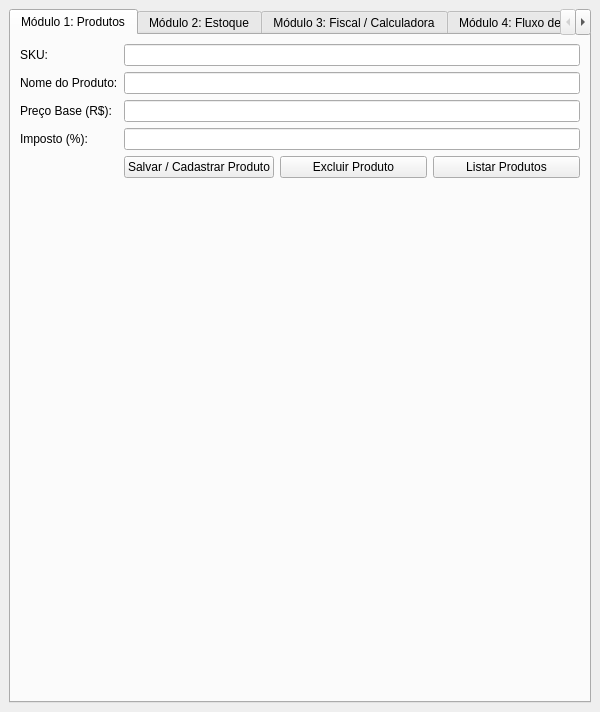
Before: the Qt Designer form PROTOTIPO/tela_principal.ui in GestaoProjetos2026/Fiscal-Finance, drawn with Qt 5.
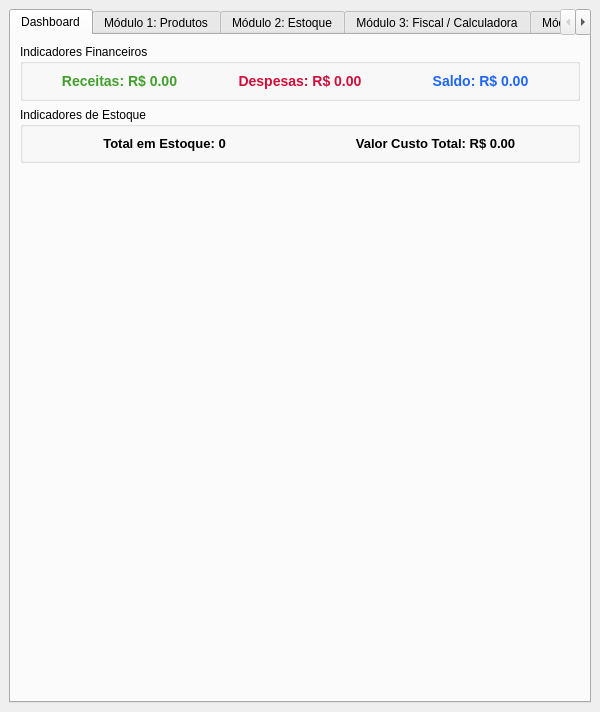
After: the same form once the commit is applied.

Commit message:
feat(fisc): implementa dashboard geral
OP#261

The edit to the form file:
```diff
--- a/PROTOTIPO/tela_principal.ui
+++ b/PROTOTIPO/tela_principal.ui
@@ -21,6 +21,80 @@
        <number>0</number>
       </property>
 
+      <!-- ABA 0: DASHBOARD -->
+      <widget class="QWidget" name="tab_dashboard">
+       <attribute name="title">
+        <string>Dashboard</string>
+       </attribute>
+       <layout class="QVBoxLayout" name="verticalLayout_dash">
+        <item>
+         <widget class="QGroupBox" name="group_dash_fin">
+          <property name="title">
+           <string>Indicadores Financeiros</string>
+          </property>
+          <layout class="QHBoxLayout" name="horizontalLayout_dash_fin">
+           <item>
+            <widget class="QLabel" name="lbl_dash_receitas">
+             <property name="text"><string>Receitas: R$ 0.00</string></property>
+             <property name="alignment"><set>Qt::AlignCenter</set></property>
+             <property name="styleSheet"><string>font-size: 14px; color: #40a02b; font-weight: bold;</string></property>
+            </widget>
+           </item>
+           <item>
+            <widget class="QLabel" name="lbl_dash_despesas">
+             <property name="text"><string>Despesas: R$ 0.00</string></property>
+             <property name="alignment"><set>Qt::AlignCenter</set></property>
+             <property name="styleSheet"><string>font-size: 14px; color: #d20f39; font-weight: bold;</string></property>
+            </widget>
+           </item>
+           <item>
+            <widget class="QLabel" name="lbl_dash_saldo">
+             <property name="text"><string>Saldo: R$ 0.00</string></property>
+             <property name="alignment"><set>Qt::AlignCenter</set></property>
+             <property name="styleSheet"><string>font-size: 14px; color: #1e66f5; font-weight: bold;</string></property>
+            </widget>
+           </item>
+          </layout>
+         </widget>
+        </item>
+        <item>
+         <widget class="QGroupBox" name="group_dash_est">
+          <property name="title">
+           <string>Indicadores de Estoque</string>
+          </property>
+          <layout class="QHBoxLayout" name="horizontalLayout_dash_est">
+           <item>
+            <widget class="QLabel" name="lbl_dash_total_itens">
+             <property name="text"><string>Total em Estoque: 0</string></property>
+             <property name="alignment"><set>Qt::AlignCenter</set></property>
+             <property name="styleSheet"><string>font-size: 13px; font-weight: bold;</string></property>
+            </widget>
+           </item>
+           <item>
+            <widget class="QLabel" name="lbl_dash_valor_est">
+             <property name="text"><string>Valor Custo Total: R$ 0.00</string></property>
+             <property name="alignment"><set>Qt::AlignCenter</set></property>
+             <property name="styleSheet"><string>font-size: 13px; font-weight: bold;</string></property>
+            </widget>
+           </item>
+          </layout>
+         </widget>
+        </item>
+        <item>
+         <widget class="QWidget" name="widget_dash_grafico" native="true">
+          <!-- Espaço reservado para o Gráfico -->
+          <property name="sizePolicy">
+           <sizepolicy hsizetype="Expanding" vsizetype="Expanding">
+            <horstretch>0</horstretch>
+            <verstretch>0</verstretch>
+           </sizepolicy>
+          </property>
+          <layout class="QVBoxLayout" name="verticalLayout_grafico"/>
+         </widget>
+        </item>
+       </layout>
+      </widget>
+
       <!-- ABA 1: PRODUTOS -->
       <widget class="QWidget" name="tab_produtos">
        <attribute name="title">
```
The commit also changes 1 other file.
